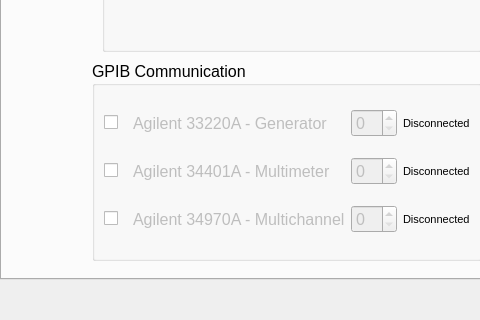
First picture: the form in Rotating Coil v3/Rotating_Coil_Interface_v3.ui, repository lnls-ima/rotating-coil-software, before the edit; both pictures show x 0 to 480 and y 410 to 730 of the 1046 by 730 pixel window.
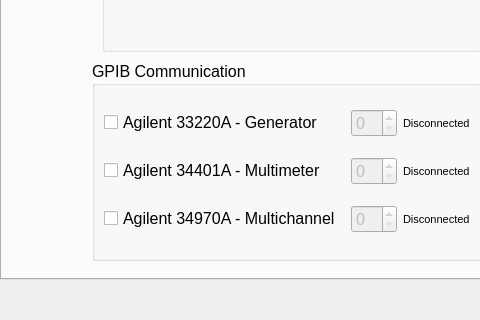
Second picture: the form after the edit. The open tabs and pages were chosen to show the change. Icons and pictures are not drawn. Custom widgets are drawn as their Qt base class.

Commit message: Database working and add check components

```diff
--- a/Rotating Coil v3/Rotating_Coil_Interface_v3.ui
+++ b/Rotating Coil v3/Rotating_Coil_Interface_v3.ui
@@ -517,13 +517,6 @@
          </property>
         </widget>
        </item>
-       <item row="0" column="0">
-        <widget class="QCheckBox" name="chb_enable_Agilent33220A">
-         <property name="text">
-          <string/>
-         </property>
-        </widget>
-       </item>
        <item row="0" column="3">
         <widget class="QLabel" name="lb_status_33220A">
          <property name="font">
@@ -536,54 +529,6 @@
          </property>
         </widget>
        </item>
-       <item row="1" column="0">
-        <widget class="QCheckBox" name="chb_enable_Agilent34401A">
-         <property name="toolTip">
-          <string>&lt;html&gt;&lt;head/&gt;&lt;body&gt;&lt;p&gt;Para a bancada 2, esta conexão é Serial.&lt;/p&gt;&lt;/body&gt;&lt;/html&gt;</string>
-         </property>
-         <property name="text">
-          <string/>
-         </property>
-        </widget>
-       </item>
-       <item row="0" column="1">
-        <widget class="QLabel" name="label_55">
-         <property name="enabled">
-          <bool>false</bool>
-         </property>
-         <property name="font">
-          <font>
-           <italic>false</italic>
-           <strikeout>false</strikeout>
-          </font>
-         </property>
-         <property name="text">
-          <string>Agilent 33220A - Generator</string>
-         </property>
-         <property name="alignment">
-          <set>Qt::AlignLeading|Qt::AlignLeft|Qt::AlignVCenter</set>
-         </property>
-        </widget>
-       </item>
-       <item row="1" column="1">
-        <widget class="QLabel" name="label_56">
-         <property name="enabled">
-          <bool>false</bool>
-         </property>
-         <property name="font">
-          <font>
-           <italic>false</italic>
-           <strikeout>false</strikeout>
-          </font>
-         </property>
-         <property name="text">
-          <string>Agilent 34401A - Multimeter</string>
-         </property>
-         <property name="alignment">
-          <set>Qt::AlignLeading|Qt::AlignLeft|Qt::AlignVCenter</set>
-         </property>
-        </widget>
-       </item>
        <item row="1" column="2">
         <widget class="QSpinBox" name="sb_agilent34401A_address">
          <property name="enabled">
@@ -603,7 +548,7 @@
           <string>&lt;html&gt;&lt;head/&gt;&lt;body&gt;&lt;p&gt;Para a bancada 2, esta conexão é Serial.&lt;/p&gt;&lt;/body&gt;&lt;/html&gt;</string>
          </property>
          <property name="text">
-          <string/>
+          <string>Agilent 34970A - Multichannel</string>
          </property>
         </widget>
        </item>
@@ -631,25 +576,6 @@
          </property>
         </widget>
        </item>
-       <item row="2" column="1">
-        <widget class="QLabel" name="label_186">
-         <property name="enabled">
-          <bool>false</bool>
-         </property>
-         <property name="font">
-          <font>
-           <italic>false</italic>
-           <strikeout>false</strikeout>
-          </font>
-         </property>
-         <property name="text">
-          <string>Agilent 34970A - Multichannel</string>
-         </property>
-         <property name="alignment">
-          <set>Qt::AlignLeading|Qt::AlignLeft|Qt::AlignVCenter</set>
-         </property>
-        </widget>
-       </item>
        <item row="2" column="2">
         <widget class="QSpinBox" name="sb_agilent34970A_address">
          <property name="enabled">
@@ -663,6 +589,23 @@
          </property>
         </widget>
        </item>
+       <item row="0" column="0" colspan="2">
+        <widget class="QCheckBox" name="chb_enable_Agilent33220A">
+         <property name="text">
+          <string>Agilent 33220A - Generator</string>
+         </property>
+        </widget>
+       </item>
+       <item row="1" column="0" colspan="2">
+        <widget class="QCheckBox" name="chb_enable_Agilent34401A">
+         <property name="toolTip">
+          <string>&lt;html&gt;&lt;head/&gt;&lt;body&gt;&lt;p&gt;&lt;br/&gt;&lt;/p&gt;&lt;/body&gt;&lt;/html&gt;</string>
+         </property>
+         <property name="text">
+          <string>Agilent 34401A - Multimeter</string>
+         </property>
+        </widget>
+       </item>
       </layout>
      </widget>
      <widget class="QGroupBox" name="groupBox_48">
```
Left out of the diff: 253 changed lines with no effect on the pictures. The commit also changes 7 other files.
